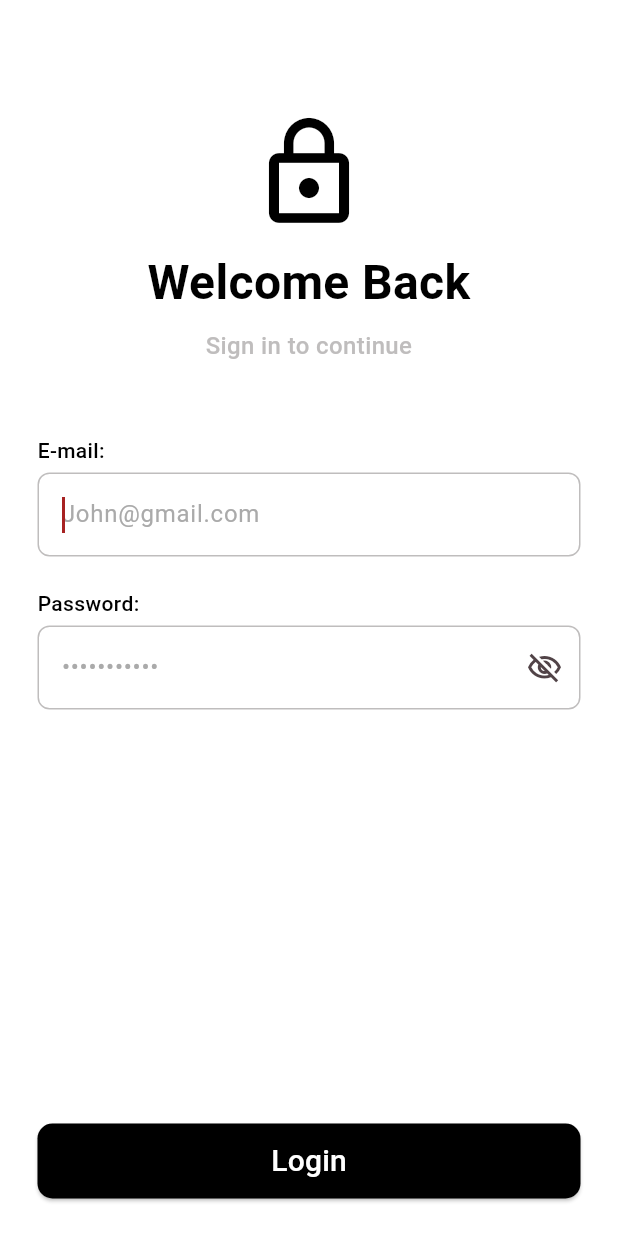
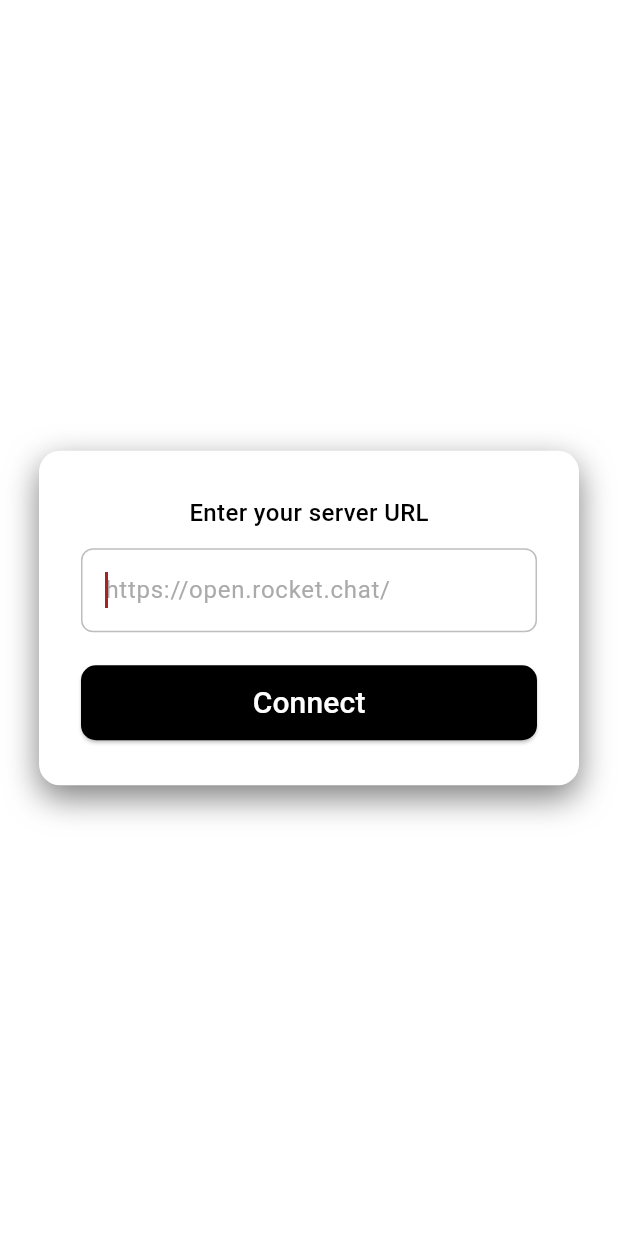
Before and after one commit to twoaxis/hrms, a Flutter app: the screen it shows after launch, on a phone screen of 412 x 824 dp. Run offline on Flutter 3.47's test engine with Material 3 defaults, Android fonts, the phone set to English and light mode, and no system bars; our stand-ins replace firebase_core, get_it; accounts and stored records are empty.

Commit message:
make the button and field to enter the url of server.

```diff
--- a/mobile/lib/main.dart
+++ b/mobile/lib/main.dart
@@ -2,6 +2,7 @@ import 'package:flutter/material.dart';
 import 'package:firebase_core/firebase_core.dart';
 import 'package:hrms/core/locator.dart';
 import 'package:hrms/theme/color_scheme.dart';
+import 'package:hrms/view/app/base_url_screen.dart';
 import 'package:hrms/view/onboarding/screen/login_page.dart';
 import 'firebase_options.dart';
 
@@ -21,7 +22,7 @@ class App extends StatelessWidget {
       debugShowCheckedModeBanner: false,
       title: 'HRMS',
       theme: ThemeData(colorScheme: colorScheme),
-      home: const LoginPage(),
+      home: BaseurlScreen(),
     );
   }
 }
--- a/mobile/lib/util/auth_validator.dart
+++ b/mobile/lib/util/auth_validator.dart
@@ -27,4 +27,22 @@ class AuthValidators {
     }
     return null;
   }
+
+  static String? baseUrlValidator(String? value) {
+    if (value == null || value.trim().isEmpty) {
+      return "URL is required.";
+    }
+
+    final url = value.trim();
+
+    final urlRegExp = RegExp(
+      r'^(https?://)([a-zA-Z0-9.-]+)\.([a-zA-Z]{2,})(/.*)?$',
+    );
+
+    if (!urlRegExp.hasMatch(url)) {
+      return "Please enter a valid base URL (e.g. https://example.com).";
+    }
+
+    return null;
+  }
 }
--- /dev/null
+++ b/mobile/lib/view/app/base_url_screen.dart
@@ -0,0 +1,97 @@
+import 'package:flutter/material.dart';
+import 'package:hrms/theme/color_scheme.dart';
+import 'package:hrms/util/auth_validator.dart';
+import 'package:hrms/view/common/primary_button.dart';
+
+class BaseurlScreen extends StatefulWidget {
+  const BaseurlScreen({super.key});
+
+  @override
+  State<BaseurlScreen> createState() => _BaseurlScreenState();
+}
+
+class _BaseurlScreenState extends State<BaseurlScreen> {
+  final TextEditingController baseurlController = TextEditingController();
+
+  final GlobalKey<FormState> formKey = GlobalKey<FormState>();
+
+  @override
+  Widget build(BuildContext context) {
+    return Scaffold(
+      resizeToAvoidBottomInset: false,
+      body: Center(
+        child: Container(
+          width: 360,
+          padding: const EdgeInsets.symmetric(vertical: 30, horizontal: 28),
+          decoration: BoxDecoration(
+            color: colorScheme.surface,
+            borderRadius: BorderRadius.circular(14),
+            boxShadow: [
+              BoxShadow(
+                color: colorScheme.onPrimary.withValues(alpha: 0.5),
+                blurRadius: 18,
+                offset: const Offset(0, 8),
+              ),
+            ],
+          ),
+          child: Column(
+            mainAxisSize: MainAxisSize.min,
+            children: [
+              Text(
+                "Enter your server URL",
+                style: TextStyle(
+                  color: colorScheme.onPrimary,
+                  fontSize: 16,
+                  fontWeight: FontWeight.w500,
+                ),
+              ),
+              const SizedBox(height: 12),
+              Form(
+                key: formKey,
+                child: TextFormField(
+                  controller: baseurlController,
+                  validator: AuthValidators.baseUrlValidator,
+                  keyboardType: TextInputType.text,
+                  autovalidateMode: AutovalidateMode.disabled,
+                  autofocus: true,
+                  decoration: InputDecoration(
+                    floatingLabelBehavior: FloatingLabelBehavior.always,
+                    hintText: "https://open.rocket.chat/",
+                    enabledBorder: OutlineInputBorder(
+                      borderSide: BorderSide(
+                        color: colorScheme.surfaceContainer,
+                      ),
+                      borderRadius: BorderRadius.circular(8),
+                    ),
+                    focusedBorder: OutlineInputBorder(
+                      borderSide: BorderSide(
+                        color: colorScheme.surfaceContainer,
+                      ),
+                      borderRadius: BorderRadius.circular(8),
+                    ),
+                    focusedErrorBorder: OutlineInputBorder(
+                      borderSide: BorderSide(color: colorScheme.primary),
+                      borderRadius: BorderRadius.circular(8),
+                    ),
+                    errorBorder: OutlineInputBorder(
+                      borderSide: BorderSide(color: colorScheme.primary),
+                      borderRadius: BorderRadius.circular(8),
+                    ),
+
+                    hintStyle: TextStyle(
+                      color: Color(0xFFAAAAAA),
+                      fontSize: 16,
+                      fontWeight: FontWeight.w400,
+                    ),
+                  ),
+                ),
+              ),
+              const SizedBox(height: 22),
+              PrimaryButton(text: "Connect", onPressed: () {}),
+            ],
+          ),
+        ),
+      ),
+    );
+  }
+}
```
